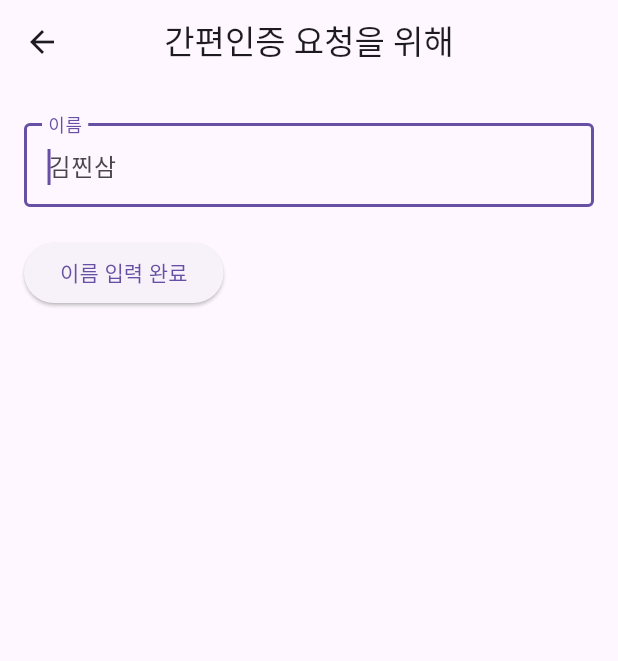
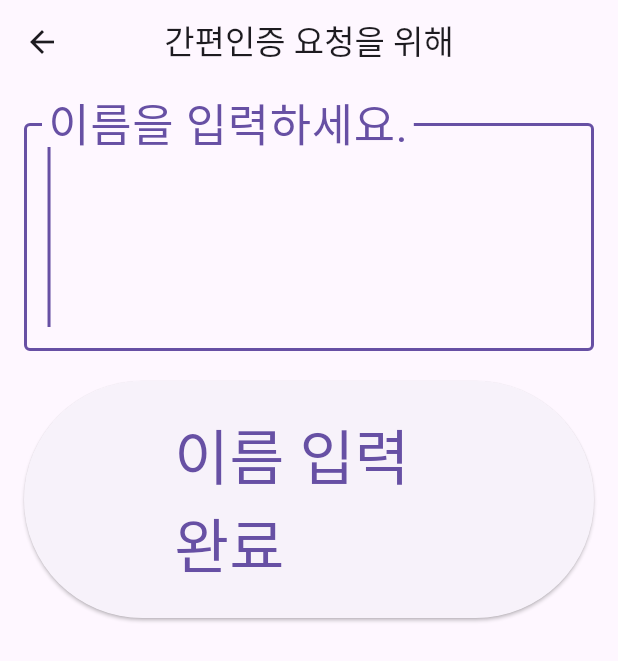
Before and after one commit to PurpleBananass/NMNY, a Flutter app: the ElderPage screen opened by its route, on a phone screen of 412 x 824 dp. Shown: the top 661 px of the screen. Run offline on Flutter 3.47's test engine with Material 3 defaults, Android fonts, the light colour scheme and no system bars.

Commit message:
feat: 이름 입력 필드 스타일 변경 및 버튼 스타일 수정

```diff
--- a/lib/elder_page.dart
+++ b/lib/elder_page.dart
@@ -166,8 +166,8 @@ class _ElderPageState extends State<ElderPage> {
                 TextField (
                   focusNode: _rrnSecondFocusNode,
                   controller: _rrnSecondController,
-                  obscureText: true,
-                  obscuringCharacter: '*',
+                  // obscureText: true,
+                  // obscuringCharacter: '*',
                   decoration: InputDecoration(
                     labelText: '주민등록번호 뒷자리',
                     labelStyle: TextStyle(fontSize: 40),
@@ -182,6 +182,7 @@ class _ElderPageState extends State<ElderPage> {
                   style: TextStyle(fontSize: 80),
                   textAlign: _rrnSecondFocusNode.hasFocus ? TextAlign.left : TextAlign.center,
                 ),
+                SizedBox(height: 20),
               ],
 
               // 이름
@@ -189,19 +190,28 @@ class _ElderPageState extends State<ElderPage> {
                 focusNode: _nameFocusNode,
                 controller: _nameController,
                 decoration: InputDecoration(
-                  labelText: '이름',
-                  hintText: '김찐삼',
+                  labelText: '이름을 입력하세요.',
+                  labelStyle: TextStyle(fontSize: 40),
                   border: OutlineInputBorder(),
                 ),
                 onSubmitted: (value) => _handleNameSubmit(),
+                style: TextStyle(fontSize: 80),
+                textAlign: _nameFocusNode.hasFocus ? TextAlign.left : TextAlign.center,
               ),
               SizedBox(height: 20),
 
               // 이름 입력 완료 버튼
-              ElevatedButton(
-                onPressed: _handleNameSubmit,
-                child: Text('이름 입력 완료'),
-              ),
+              Center(
+                child: ElevatedButton(
+                  onPressed: _handleNameSubmit,
+                  style: ElevatedButton.styleFrom(
+                    padding: EdgeInsets.symmetric(horizontal: 100, vertical: 20),
+                    textStyle: TextStyle(fontSize: 40),
+                  ),
+                  child: Text('이름 입력 완료'),
+                ),
+              )
+
 
               // 약관 동의
               // ElevatedButton(
```
